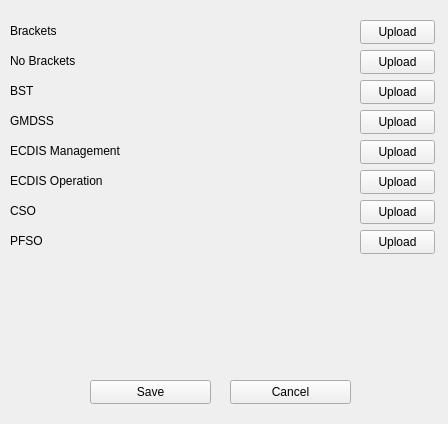
Above: Update Certificates Templates.ui from OmarShalaby24/MTUC-App before the change. Below: the same form after it.
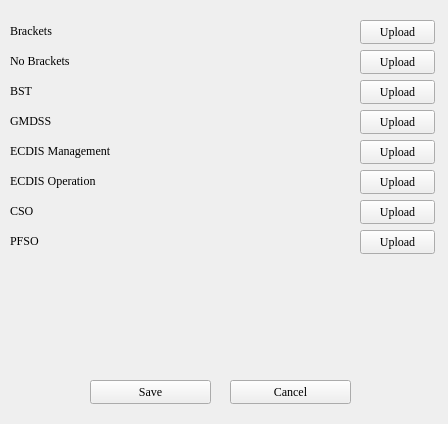
That is the form after the change.

Commit message: font Times New Roman

What changed in the file:
```diff
--- a/Update Certificates Templates.ui
+++ b/Update Certificates Templates.ui
@@ -34,6 +34,11 @@
      <height>24</height>
     </rect>
    </property>
+   <property name="font">
+    <font>
+     <family>Times New Roman</family>
+    </font>
+   </property>
    <property name="text">
     <string>Upload</string>
    </property>
@@ -47,6 +52,11 @@
      <height>21</height>
     </rect>
    </property>
+   <property name="font">
+    <font>
+     <family>Times New Roman</family>
+    </font>
+   </property>
    <property name="text">
     <string>Brackets</string>
    </property>
@@ -60,6 +70,11 @@
      <height>21</height>
     </rect>
    </property>
+   <property name="font">
+    <font>
+     <family>Times New Roman</family>
+    </font>
+   </property>
    <property name="text">
     <string>No Brackets</string>
    </property>
@@ -73,6 +88,11 @@
      <height>21</height>
     </rect>
    </property>
+   <property name="font">
+    <font>
+     <family>Times New Roman</family>
+    </font>
+   </property>
    <property name="text">
     <string>ECDIS Management</string>
    </property>
@@ -86,6 +106,11 @@
      <height>21</height>
     </rect>
    </property>
+   <property name="font">
+    <font>
+     <family>Times New Roman</family>
+    </font>
+   </property>
    <property name="text">
     <string>ECDIS Operation</string>
    </property>
@@ -99,6 +124,11 @@
      <height>21</height>
     </rect>
    </property>
+   <property name="font">
+    <font>
+     <family>Times New Roman</family>
+    </font>
+   </property>
    <property name="text">
     <string>GMDSS</string>
    </property>
@@ -112,6 +142,11 @@
      <height>21</height>
     </rect>
    </property>
+   <property name="font">
+    <font>
+     <family>Times New Roman</family>
+    </font>
+   </property>
    <property name="text">
     <string>PFSO</string>
    </property>
@@ -125,6 +160,11 @@
      <height>21</height>
     </rect>
    </property>
+   <property name="font">
+    <font>
+     <family>Times New Roman</family>
+    </font>
+   </property>
    <property name="text">
     <string>BST</string>
    </property>
@@ -138,6 +178,11 @@
      <height>21</height>
     </rect>
    </property>
+   <property name="font">
+    <font>
+     <family>Times New Roman</family>
+    </font>
+   </property>
    <property name="text">
     <string>CSO</string>
    </property>
@@ -151,6 +196,11 @@
      <height>24</height>
     </rect>
    </property>
+   <property name="font">
+    <font>
+     <family>Times New Roman</family>
+    </font>
+   </property>
    <property name="text">
     <string>Upload</string>
    </property>
@@ -164,6 +214,11 @@
      <height>24</height>
     </rect>
    </property>
+   <property name="font">
+    <font>
+     <family>Times New Roman</family>
+    </font>
+   </property>
    <property name="text">
     <string>Upload</string>
    </property>
@@ -177,6 +232,11 @@
      <height>24</height>
     </rect>
    </property>
+   <property name="font">
+    <font>
+     <family>Times New Roman</family>
+    </font>
+   </property>
    <property name="text">
     <string>Upload</string>
    </property>
@@ -190,6 +250,11 @@
      <height>24</height>
     </rect>
    </property>
+   <property name="font">
+    <font>
+     <family>Times New Roman</family>
+    </font>
+   </property>
    <property name="text">
     <string>Upload</string>
    </property>
@@ -203,6 +268,11 @@
      <height>24</height>
     </rect>
    </property>
+   <property name="font">
+    <font>
+     <family>Times New Roman</family>
+    </font>
+   </property>
    <property name="text">
     <string>Upload</string>
    </property>
@@ -216,6 +286,11 @@
      <height>24</height>
     </rect>
    </property>
+   <property name="font">
+    <font>
+     <family>Times New Roman</family>
+    </font>
+   </property>
    <property name="text">
     <string>Upload</string>
    </property>
@@ -229,6 +304,11 @@
      <height>24</height>
     </rect>
    </property>
+   <property name="font">
+    <font>
+     <family>Times New Roman</family>
+    </font>
+   </property>
    <property name="text">
     <string>Upload</string>
    </property>
@@ -242,6 +322,11 @@
      <height>24</height>
     </rect>
    </property>
+   <property name="font">
+    <font>
+     <family>Times New Roman</family>
+    </font>
+   </property>
    <property name="text">
     <string>Save</string>
    </property>
@@ -255,6 +340,11 @@
      <height>24</height>
     </rect>
    </property>
+   <property name="font">
+    <font>
+     <family>Times New Roman</family>
+    </font>
+   </property>
    <property name="text">
     <string>Cancel</string>
    </property>
```
Left out of the diff: 40 changed lines with no effect on the pictures. The commit also changes 4 other files.
